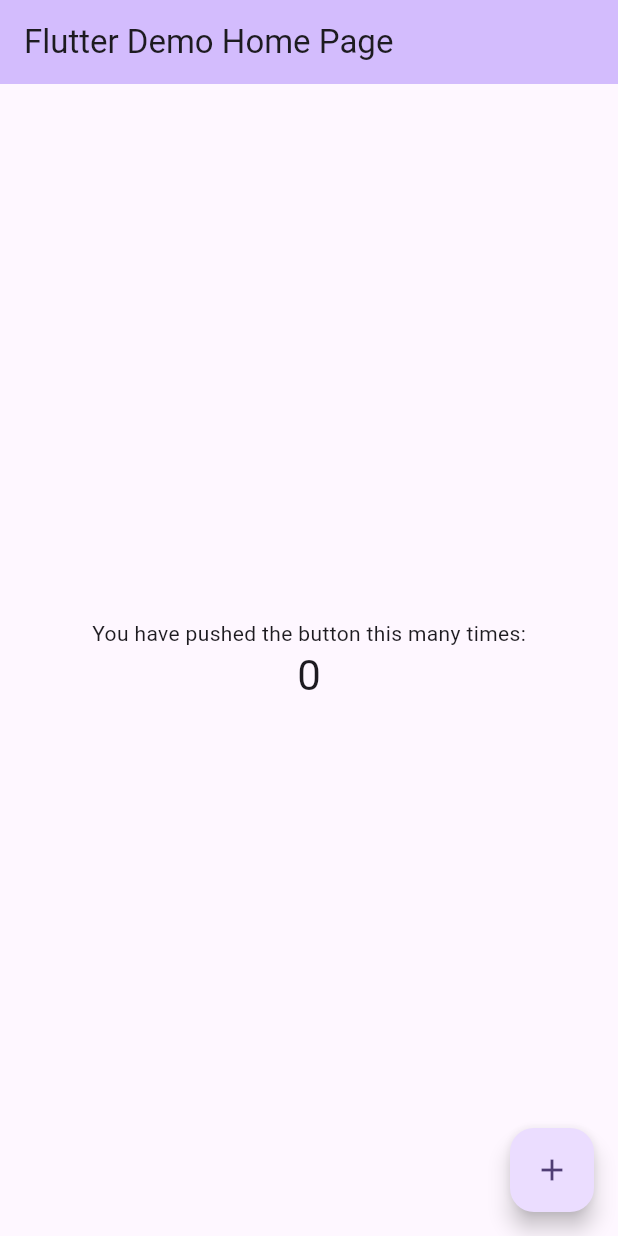
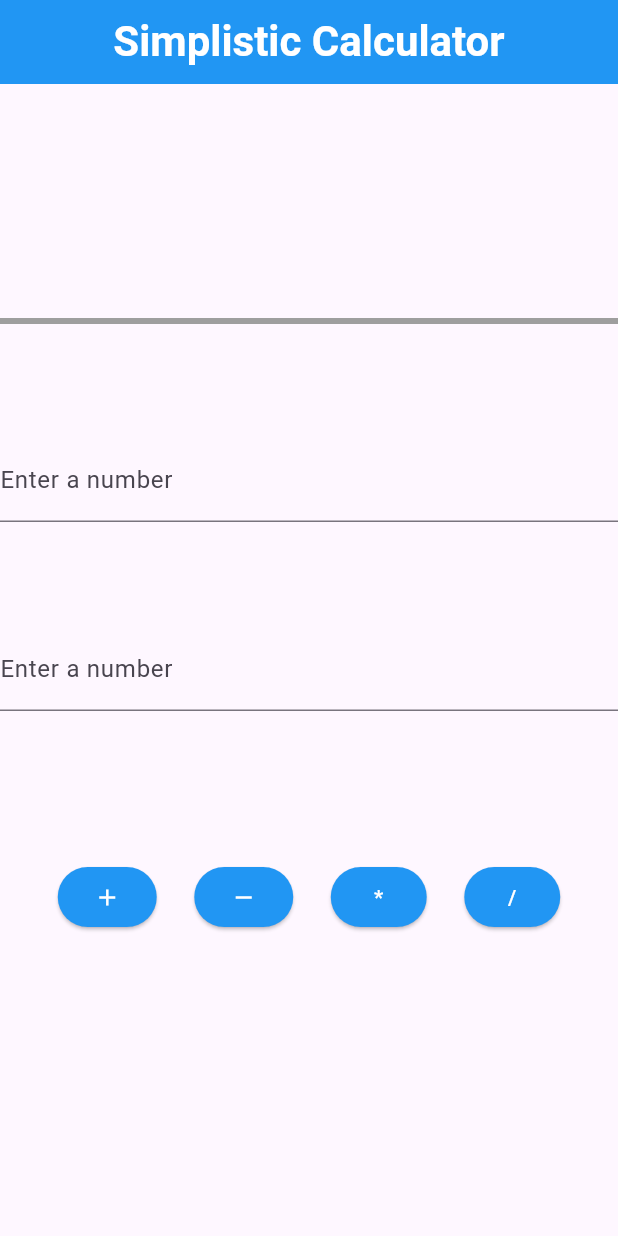
Before and after one commit to anjubabuu/calculator, a Flutter app: the screen it shows after launch, on a phone screen of 412 x 824 dp. Run offline on Flutter 3.47's test engine with Material 3 defaults, Android fonts, the phone set to English and light mode, and no system bars.

Commit message:
calculator

```diff
--- /dev/null
+++ b/lib/Calc.dart
@@ -0,0 +1,106 @@
+import 'package:flutter/material.dart';
+
+class Calc extends StatelessWidget {
+   Calc({super.key});
+final num1controller = TextEditingController();
+final num2controller = TextEditingController();
+  @override
+  Widget build(BuildContext context) {
+    return  Scaffold(
+      appBar: AppBar(
+        backgroundColor: Colors.blue,
+        centerTitle: true,
+        title: Text(
+          "Simplistic Calculator",
+          style: TextStyle(
+            color: Colors.white,
+            fontSize: 28,
+            fontWeight: FontWeight.bold,
+          ),
+        ),
+      ),
+      body: Column(
+        children: [
+          SizedBox(
+            height: 150,
+          ),
+          Divider(
+            thickness: 4.0,
+            color: Colors.grey,
+          ),
+          SizedBox(
+            height: 70,
+          ),
+          TextField(
+            controller: num1controller,
+            decoration: InputDecoration(
+              labelText: "Enter a number",
+            ),
+          ),
+          SizedBox(
+            height: 70,
+          ),
+          TextField(
+            controller: num2controller,
+            decoration: InputDecoration(
+              labelText: "Enter a number",
+            ),
+          ),
+          SizedBox(
+            height: 100,
+          ),
+          Row(
+            mainAxisAlignment: MainAxisAlignment.center,
+              children: [
+            ElevatedButton(
+                child: Icon(Icons.add,color: Colors.white,),
+              style:  ElevatedButton.styleFrom(
+                backgroundColor: Colors.blue,
+              ),
+              onPressed: () {},
+            ),
+                SizedBox(
+                  width: 25,
+                ),
+                ElevatedButton(
+                  child: Icon(Icons.remove,
+                  color: Colors.white,),
+                  style:  ElevatedButton.styleFrom(
+                    backgroundColor: Colors.blue,
+                  ),
+                  onPressed: () {},
+            ),
+                SizedBox(
+                  width: 25,
+                ),
+                ElevatedButton(
+                  child: Text("*",
+                    style: TextStyle(
+                      color: Colors.white,
+                    ),
+                  ),
+                  style:  ElevatedButton.styleFrom(
+                    backgroundColor: Colors.blue,
+                  ),
+                  onPressed: () {},
+                ),
+                SizedBox(
+                  width: 25,
+                ),
+                ElevatedButton(
+                  child: Text("/",
+                    style: TextStyle(
+                      color: Colors.white,
+                    ),
+                  ),
+                  style:  ElevatedButton.styleFrom(
+                    backgroundColor: Colors.blue,
+                  ),
+                  onPressed: () {},
+                ),
+          ]),
+        ],
+      ),
+    );
+  }
+}
--- a/lib/main.dart
+++ b/lib/main.dart
@@ -1,125 +1,16 @@
+
+
+import 'package:calculator/Calc.dart';
 import 'package:flutter/material.dart';
 
 void main() {
-  runApp(const MyApp());
+  runApp(
+    MaterialApp(
+        home: Calc(
+
+        )
+    ),
+  );
 }
 
-class MyApp extends StatelessWidget {
-  const MyApp({super.key});
-
-  // This widget is the root of your application.
-  @override
-  Widget build(BuildContext context) {
-    return MaterialApp(
-      title: 'Flutter Demo',
-      theme: ThemeData(
-        // This is the theme of your application.
-        //
-        // TRY THIS: Try running your application with "flutter run". You'll see
-        // the application has a purple toolbar. Then, without quitting the app,
-        // try changing the seedColor in the colorScheme below to Colors.green
-        // and then invoke "hot reload" (save your changes or press the "hot
-        // reload" button in a Flutter-supported IDE, or press "r" if you used
-        // the command line to start the app).
-        //
-        // Notice that the counter didn't reset back to zero; the application
-        // state is not lost during the reload. To reset the state, use hot
-        // restart instead.
-        //
-        // This works for code too, not just values: Most code changes can be
-        // tested with just a hot reload.
-        colorScheme: ColorScheme.fromSeed(seedColor: Colors.deepPurple),
-        useMaterial3: true,
-      ),
-      home: const MyHomePage(title: 'Flutter Demo Home Page'),
-    );
-  }
-}
-
-class MyHomePage extends StatefulWidget {
-  const MyHomePage({super.key, required this.title});
-
-  // This widget is the home page of your application. It is stateful, meaning
-  // that it has a State object (defined below) that contains fields that affect
-  // how it looks.
-
-  // This class is the configuration for the state. It holds the values (in this
-  // case the title) provided by the parent (in this case the App widget) and
-  // used by the build method of the State. Fields in a Widget subclass are
-  // always marked "final".
-
-  final String title;
-
-  @override
-  State<MyHomePage> createState() => _MyHomePageState();
-}
-
-class _MyHomePageState extends State<MyHomePage> {
-  int _counter = 0;
-
-  void _incrementCounter() {
-    setState(() {
-      // This call to setState tells the Flutter framework that something has
-      // changed in this State, which causes it to rerun the build method below
-      // so that the display can reflect the updated values. If we changed
-      // _counter without calling setState(), then the build method would not be
-      // called again, and so nothing would appear to happen.
-      _counter++;
-    });
-  }
-
-  @override
-  Widget build(BuildContext context) {
-    // This method is rerun every time setState is called, for instance as done
-    // by the _incrementCounter method above.
-    //
-    // The Flutter framework has been optimized to make rerunning build methods
-    // fast, so that you can just rebuild anything that needs updating rather
-    // than having to individually change instances of widgets.
-    return Scaffold(
-      appBar: AppBar(
-        // TRY THIS: Try changing the color here to a specific color (to
-        // Colors.amber, perhaps?) and trigger a hot reload to see the AppBar
-        // change color while the other colors stay the same.
-        backgroundColor: Theme.of(context).colorScheme.inversePrimary,
-        // Here we take the value from the MyHomePage object that was created by
-        // the App.build method, and use it to set our appbar title.
-        title: Text(widget.title),
-      ),
-      body: Center(
-        // Center is a layout widget. It takes a single child and positions it
-        // in the middle of the parent.
-        child: Column(
-          // Column is also a layout widget. It takes a list of children and
-          // arranges them vertically. By default, it sizes itself to fit its
-          // children horizontally, and tries to be as tall as its parent.
-          //
-          // Column has various properties to control how it sizes itself and
-          // how it positions its children. Here we use mainAxisAlignment to
-          // center the children vertically; the main axis here is the vertical
-          // axis because Columns are vertical (the cross axis would be
-          // horizontal).
-          //
-          // TRY THIS: Invoke "debug painting" (choose the "Toggle Debug Paint"
-          // action in the IDE, or press "p" in the console), to see the
-          // wireframe for each widget.
-          mainAxisAlignment: MainAxisAlignment.center,
-          children: <Widget>[
-            const Text(
-              'You have pushed the button this many times:',
-            ),
-            Text(
-              '$_counter',
-              style: Theme.of(context).textTheme.headlineMedium,
-            ),
-          ],
-        ),
-      ),
-      floatingActionButton: FloatingActionButton(
-        onPressed: _incrementCounter,
-        tooltip: 'Increment',
-        child: const Icon(Icons.add),
-      ), // This trailing comma makes auto-formatting nicer for build methods.
-    );
-  }
-}
+// This widg
```
